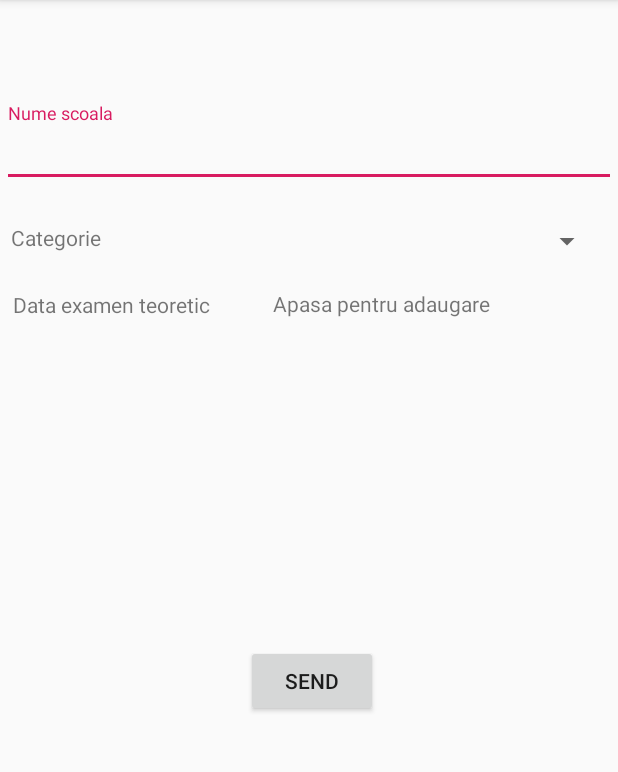
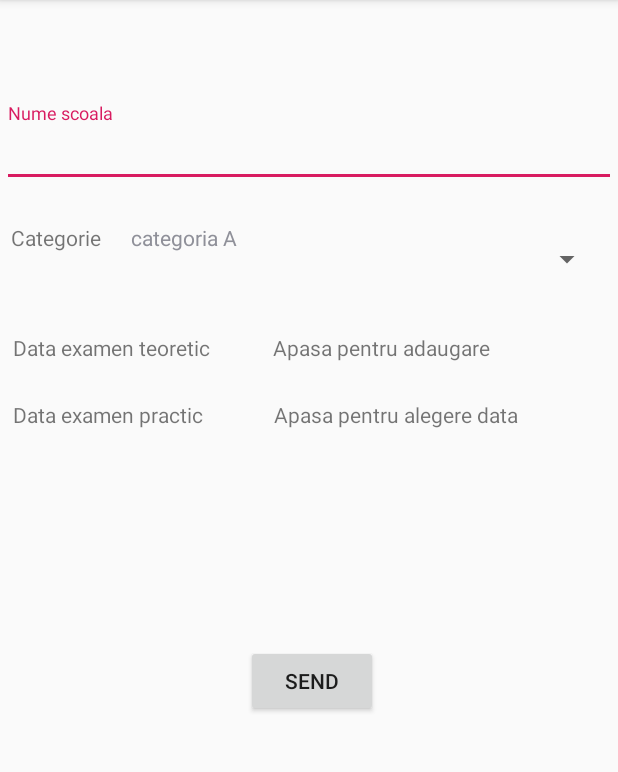
Before and after one commit to StefanLazea/driver-inneed, an Android app: the FormActivity screen opened directly, with no data from a screen before it, on a phone screen of 412 x 824 dp, the part 84-856 px from its top. Run offline under Robolectric (Android 15) with nearby library versions, the phone set to English and light mode, and no system bars.

Commit message:
Add label and field in form

```diff
--- a/DamApp/app/src/main/java/eu/ase/damapp/FormActivity.java
+++ b/DamApp/app/src/main/java/eu/ase/damapp/FormActivity.java
@@ -7,7 +7,9 @@ import android.graphics.Color;
 import android.graphics.drawable.ColorDrawable;
 import android.os.Bundle;
 import android.view.View;
+import android.widget.ArrayAdapter;
 import android.widget.DatePicker;
+import android.widget.Spinner;
 import android.widget.TextView;
 
 import java.text.Normalizer;
@@ -18,6 +20,7 @@ public class FormActivity extends AppCompatActivity {
     private DatePickerDialog.OnDateSetListener onDateSetListener;
     private Calendar timeNow;
     private int year, day, month;
+    private Spinner spinner;
 
     @Override
     protected void onCreate(Bundle savedInstanceState) {
@@ -46,6 +49,13 @@ public class FormActivity extends AppCompatActivity {
             }
         });
 
+        spinner = findViewById(R.id.form_spinner);
+        ArrayAdapter<CharSequence> licenceCategories =
+                ArrayAdapter.createFromResource(getApplicationContext(),
+                        R.array.form_licence_options,
+                        R.layout.support_simple_spinner_dropdown_item);
+        spinner.setAdapter(licenceCategories);
+
         onDateSetListener = new DatePickerDialog.OnDateSetListener() {
             @Override
             public void onDateSet(DatePicker view, int year, int month, int dayOfMonth) {
--- a/DamApp/app/src/main/java/eu/ase/damapp/LoginActivity.java
+++ b/DamApp/app/src/main/java/eu/ase/damapp/LoginActivity.java
@@ -15,8 +15,8 @@ import android.widget.Toast;
 
 public class LoginActivity extends AppCompatActivity {
 
-    private String pass = String.valueOf(R.string.login_pass);
-    private String user = String.valueOf(R.string.login_user);
+    private String pass = "test123123";
+    private String user = "stefan";
 
     EditText editTextUsername;
     EditText editTextPass;
--- a/DamApp/app/src/main/res/layout/activity_form.xml
+++ b/DamApp/app/src/main/res/layout/activity_form.xml
@@ -74,18 +74,42 @@
         android:text="Data examen teoretic"
         app:layout_constraintEnd_toEndOf="parent"
         app:layout_constraintStart_toStartOf="parent"
-        app:layout_constraintTop_toBottomOf="@+id/form_tv_category" />
+        app:layout_constraintTop_toBottomOf="@+id/form_spinner" />
 
     <TextView
         android:id="@+id/form_tv_date_theoretical"
         android:layout_width="wrap_content"
         android:layout_height="wrap_content"
         android:layout_marginStart="40dp"
-        android:layout_marginTop="20dp"
+        android:layout_marginTop="25dp"
         android:layout_marginEnd="84dp"
         android:text="Apasa pentru adaugare"
         app:layout_constraintEnd_toEndOf="parent"
         app:layout_constraintStart_toEndOf="@+id/form_tv_theoretical_label"
         app:layout_constraintTop_toBottomOf="@+id/form_spinner" />
 
+    <TextView
+        android:id="@+id/form_date_exam_practical_label"
+        android:layout_width="wrap_content"
+        android:layout_height="wrap_content"
+        android:layout_marginStart="7dp"
+        android:layout_marginTop="25dp"
+        android:layout_marginEnd="276dp"
+        android:text="Data examen practic"
+        app:layout_constraintEnd_toEndOf="parent"
+        app:layout_constraintStart_toStartOf="parent"
+        app:layout_constraintTop_toBottomOf="@+id/form_tv_theoretical_label" />
+
+    <TextView
+        android:id="@+id/form_date_exam_practical"
+        android:layout_width="wrap_content"
+        android:layout_height="wrap_content"
+        android:layout_marginStart="46dp"
+        android:layout_marginTop="25dp"
+        android:layout_marginEnd="65dp"
+        android:text="Apasa pentru alegere data"
+        app:layout_constraintEnd_toEndOf="parent"
+        app:layout_constraintStart_toEndOf="@+id/form_date_exam_practical_label"
+        app:layout_constraintTop_toBottomOf="@+id/form_tv_date_theoretical" />
+
 </androidx.constraintlayout.widget.ConstraintLayout>
```
Also changed, not shown: DamApp/app/src/main/res/layout/fragment_questions.xml (+8 -5 lines).
